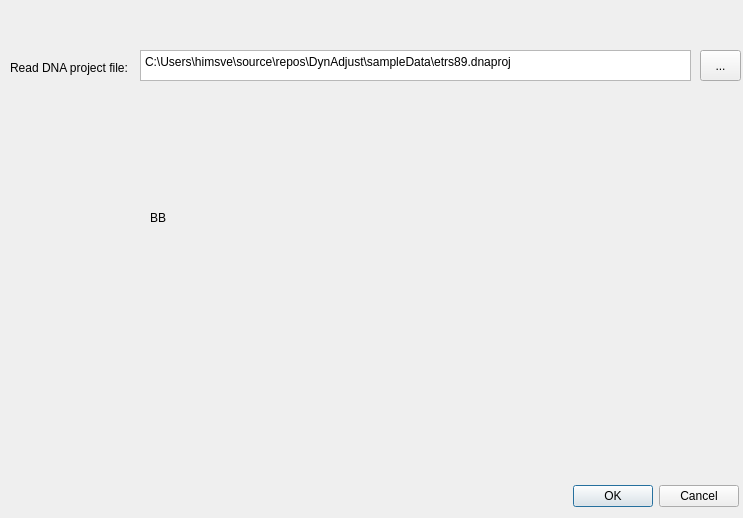
The window that dynadjustplugin/dynadjustplugin_dialog_base.ui (kartverket/DynAdjust-QGIS-plugin) describes before a commit, drawn with Qt 5.
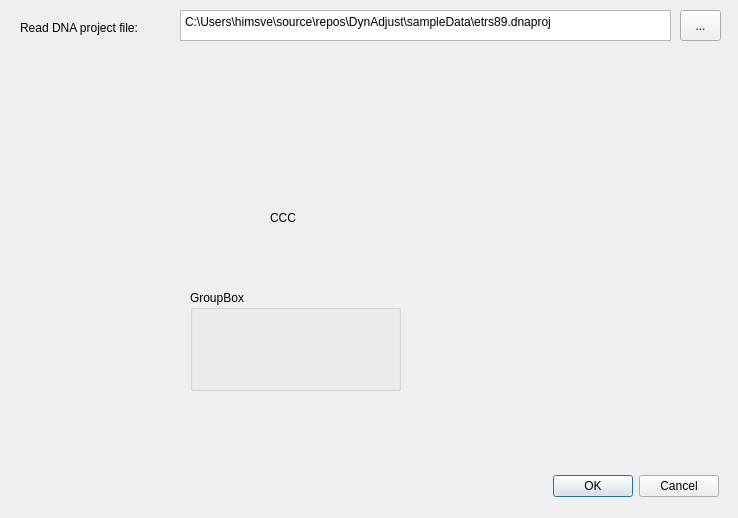
The same window after the commit.

The edit to the form file:
```diff
--- a/dynadjustplugin/dynadjustplugin_dialog_base.ui
+++ b/dynadjustplugin/dynadjustplugin_dialog_base.ui
@@ -6,7 +6,7 @@
    <rect>
     <x>0</x>
     <y>0</y>
-    <width>743</width>
+    <width>738</width>
     <height>518</height>
    </rect>
   </property>
@@ -19,44 +19,59 @@
   <property name="modal">
    <bool>false</bool>
   </property>
-  <widget class="QDialogButtonBox" name="button_box">
+  <widget class="QWidget" name="widget" native="true">
    <property name="geometry">
     <rect>
-     <x>570</x>
-     <y>480</y>
-     <width>171</width>
-     <height>32</height>
+     <x>0</x>
+     <y>0</y>
+     <width>731</width>
+     <height>501</height>
     </rect>
    </property>
-   <property name="orientation">
-    <enum>Qt::Orientation::Horizontal</enum>
+   <property name="layoutDirection">
+    <enum>Qt::LayoutDirection::LeftToRight</enum>
    </property>
-   <property name="standardButtons">
-    <set>QDialogButtonBox::StandardButton::Cancel|QDialogButtonBox::StandardButton::Ok</set>
+   <property name="autoFillBackground">
+    <bool>false</bool>
    </property>
-   <property name="centerButtons">
-    <bool>true</bool>
-   </property>
-  </widget>
-  <widget class="QLabel" name="label">
+   <widget class="QLabel" name="label_2">
    <property name="geometry">
     <rect>
-     <x>10</x>
-     <y>60</y>
-     <width>141</width>
+      <x>270</x>
+      <y>210</y>
+      <width>49</width>
      <height>16</height>
     </rect>
    </property>
    <property name="text">
-    <string>Read DNA project file:</string>
+     <string>CCC</string>
+    </property>
+   </widget>
+   <widget class="QToolButton" name="toolButton">
+    <property name="geometry">
+     <rect>
+      <x>680</x>
+      <y>10</y>
+      <width>41</width>
+      <height>31</height>
+     </rect>
+    </property>
+    <property name="text">
+     <string>...</string>
+    </property>
+    <property name="autoRaise">
+     <bool>false</bool>
+    </property>
+    <property name="arrowType">
+     <enum>Qt::ArrowType::NoArrow</enum>
    </property>
   </widget>
   <widget class="QTextEdit" name="textEdit">
    <property name="geometry">
     <rect>
-     <x>140</x>
-     <y>50</y>
-     <width>551</width>
+      <x>180</x>
+      <y>10</y>
+      <width>491</width>
      <height>31</height>
     </rect>
    </property>
@@ -77,37 +92,51 @@
     <bool>true</bool>
    </property>
   </widget>
-  <widget class="QToolButton" name="toolButton">
+   <widget class="QLabel" name="label">
    <property name="geometry">
     <rect>
-     <x>700</x>
-     <y>50</y>
-     <width>41</width>
-     <height>31</height>
-    </rect>
-   </property>
-   <property name="text">
-    <string>...</string>
-   </property>
-   <property name="autoRaise">
-    <bool>false</bool>
-   </property>
-   <property name="arrowType">
-    <enum>Qt::ArrowType::NoArrow</enum>
-   </property>
-  </widget>
-  <widget class="QLabel" name="label_2">
-   <property name="geometry">
-    <rect>
-     <x>150</x>
-     <y>210</y>
-     <width>49</width>
+      <x>20</x>
+      <y>20</y>
+      <width>141</width>
      <height>16</height>
     </rect>
    </property>
    <property name="text">
-    <string>BB</string>
-   </property>
+     <string>Read DNA project file:</string>
+    </property>
+   </widget>
+   <widget class="QDialogButtonBox" name="button_box">
+    <property name="geometry">
+     <rect>
+      <x>550</x>
+      <y>470</y>
+      <width>171</width>
+      <height>32</height>
+     </rect>
+    </property>
+    <property name="orientation">
+     <enum>Qt::Orientation::Horizontal</enum>
+    </property>
+    <property name="standardButtons">
+     <set>QDialogButtonBox::StandardButton::Cancel|QDialogButtonBox::StandardButton::Ok</set>
+    </property>
+    <property name="centerButtons">
+     <bool>true</bool>
+    </property>
+   </widget>
+   <widget class="QGroupBox" name="groupBox">
+    <property name="geometry">
+     <rect>
+      <x>190</x>
+      <y>290</y>
+      <width>211</width>
+      <height>101</height>
+     </rect>
+    </property>
+    <property name="title">
+     <string>GroupBox</string>
+    </property>
+   </widget>
   </widget>
  </widget>
  <resources/>
```
Lines whose indentation alone changed are shown as unchanged.
